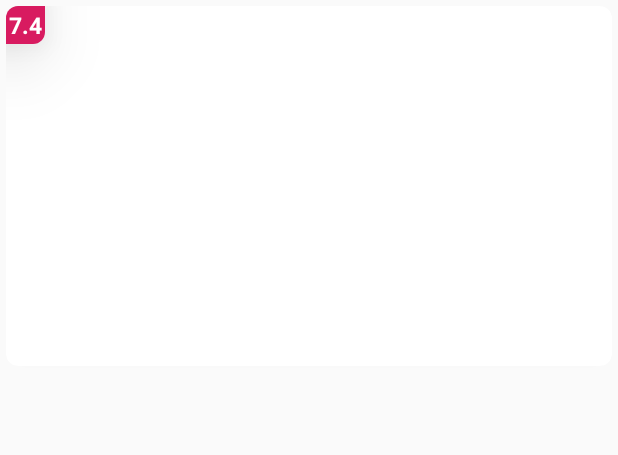
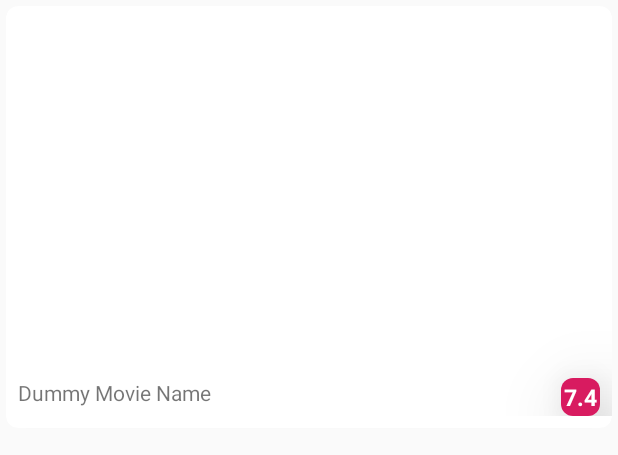
Before and after one commit to shivamkumard107/tmdb, an Android app: the layout movie_layout.xml on its own in the app's theme, with its tools: preview values and no code run, on a phone screen of 412 x 824 dp. Shown: the top 455 px of the screen. Run offline under Robolectric (Android 15) with nearby library versions, the phone set to English and light mode, and no system bars; network calls fail.

Commit message:
layout changes done

```diff
--- a/app/src/main/java/com/inshorts/tmdb/assign/movie/model/IMovie.java
+++ b/app/src/main/java/com/inshorts/tmdb/assign/movie/model/IMovie.java
@@ -8,4 +8,6 @@ public interface IMovie {
     float getVoterAverage();
 
     int getMovieId();
+
+    String getMovieTitle();
 }
--- a/app/src/main/java/com/inshorts/tmdb/assign/movie/ui/main/adapters/MoviesAdapter.java
+++ b/app/src/main/java/com/inshorts/tmdb/assign/movie/ui/main/adapters/MoviesAdapter.java
@@ -1,8 +1,10 @@
 package com.inshorts.tmdb.assign.movie.ui.main.adapters;
 
 import android.content.Context;
+
 import androidx.annotation.NonNull;
 import androidx.recyclerview.widget.RecyclerView;
+
 import android.view.LayoutInflater;
 import android.view.View;
 import android.view.ViewGroup;
@@ -15,6 +17,7 @@ import java.util.List;
 
 import butterknife.BindView;
 import butterknife.ButterKnife;
+
 import com.inshorts.tmdb.assign.movie.R;
 import com.inshorts.tmdb.assign.movie.model.IMovie;
 import com.inshorts.tmdb.assign.movie.model.Movie;
@@ -71,6 +74,8 @@ public class MoviesAdapter extends RecyclerView.Adapter<MoviesAdapter.MoviesView
         ImageView mPosterImage;
         @BindView(R.id.tv_rating_cardlabel)
         TextView mMovieRatings;
+        @BindView(R.id.tv_movie_name)
+        TextView mMovieName;
 
         MoviesViewHolder(final View itemView) {
             super(itemView);
@@ -103,6 +108,7 @@ public class MoviesAdapter extends RecyclerView.Adapter<MoviesAdapter.MoviesView
                     .into(mPosterImage);
             String rating = " " + movie.getVoterAverage() + " ";
             mMovieRatings.setText(rating);
+            mMovieName.setText(movie.getMovieTitle());
         }
     }
 
--- a/app/src/main/res/drawable/shape_background.xml
+++ b/app/src/main/res/drawable/shape_background.xml
@@ -2,5 +2,8 @@
 <shape xmlns:android="http://schemas.android.com/apk/res/android"
     android:shape="rectangle">
     <solid android:color="@color/colorAlternate" />
-    <corners android:bottomRightRadius="8dp" />
+    <corners android:bottomRightRadius="8dp"
+        android:topLeftRadius="8dp"
+        android:topRightRadius="8dp"
+        android:bottomLeftRadius="8dp"/>
 </shape>
--- a/app/src/main/res/layout/movie_layout.xml
+++ b/app/src/main/res/layout/movie_layout.xml
@@ -10,45 +10,61 @@
     app:cardCornerRadius="8dp"
     app:cardElevation="@dimen/size_small">
 
-    <FrameLayout
-        android:layout_width="wrap_content"
-        android:layout_height="wrap_content"
-        android:background="@drawable/shape_background"
-        android:elevation="@dimen/size_large"
-        android:padding="2dp">
-
-        <TextView
-            android:id="@+id/tv_rating_cardlabel"
-            android:layout_width="wrap_content"
-            android:layout_height="wrap_content"
-            android:layout_gravity="center"
-            android:textAlignment="center"
-            android:textColor="@color/colorWhite"
-            android:textSize="15sp"
-            android:textStyle="bold"
-            tools:text="7.4" />
-    </FrameLayout>
 
     <androidx.constraintlayout.widget.ConstraintLayout
         android:id="@+id/rl_parent"
         android:layout_width="match_parent"
-        android:layout_height="240dp"
-        android:background="@drawable/movie_selector">
+        android:layout_height="wrap_content"
+        android:background="@drawable/movie_selector"
+        android:paddingBottom="8dp">
 
         <ImageView
             android:id="@+id/iv_poster_image"
             android:layout_width="0dp"
-            android:layout_height="0dp"
+            android:layout_height="240dp"
             android:layout_alignParentStart="true"
             android:layout_alignParentTop="true"
             android:contentDescription="@string/label_content_description_poster"
             android:scaleType="fitXY"
             android:transitionName="poster"
-            app:layout_constraintBottom_toBottomOf="parent"
             app:layout_constraintEnd_toEndOf="parent"
             app:layout_constraintStart_toStartOf="parent"
             app:layout_constraintTop_toTopOf="parent" />
 
+        <FrameLayout
+            android:id="@+id/frameLayout"
+            android:layout_width="wrap_content"
+            android:layout_height="wrap_content"
+            android:layout_marginTop="8dp"
+            android:layout_marginEnd="8dp"
+            android:background="@drawable/shape_background"
+            android:elevation="@dimen/size_large"
+            android:padding="2dp"
+            app:layout_constraintEnd_toEndOf="parent"
+            app:layout_constraintTop_toBottomOf="@+id/iv_poster_image">
+
+            <TextView
+                android:id="@+id/tv_rating_cardlabel"
+                android:layout_width="wrap_content"
+                android:layout_height="wrap_content"
+                android:layout_gravity="center"
+                android:textAlignment="center"
+                android:textColor="@color/colorWhite"
+                android:textSize="15sp"
+                android:textStyle="bold"
+                tools:text="7.4" />
+        </FrameLayout>
+
+        <TextView
+            android:id="@+id/tv_movie_name"
+            android:layout_width="0dp"
+            android:layout_height="wrap_content"
+            android:layout_marginStart="8dp"
+            android:layout_marginTop="8dp"
+            android:text="Dummy Movie Name"
+            app:layout_constraintEnd_toStartOf="@+id/frameLayout"
+            app:layout_constraintStart_toStartOf="parent"
+            app:layout_constraintTop_toBottomOf="@+id/iv_poster_image" />
     </androidx.constraintlayout.widget.ConstraintLayout>
 
 
```
Also changed, not shown: app/src/main/java/com/inshorts/tmdb/assign/movie/model/MovieNetworkLite.java (+11 -1 lines), app/src/main/java/com/inshorts/tmdb/assign/movie/ui/main/MainActivity.java (+13 -2 lines).
